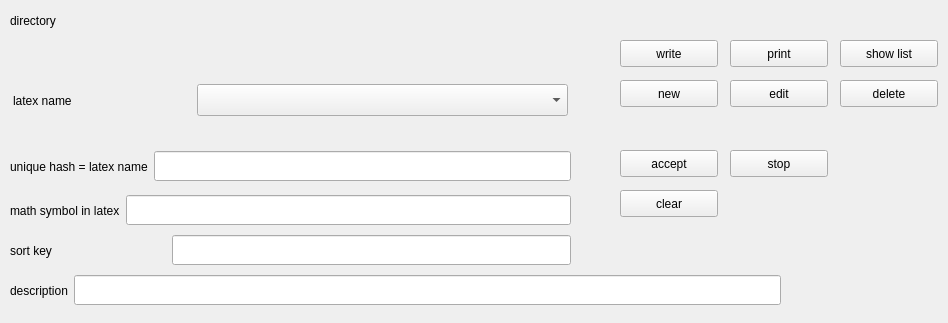
Above: src/editor.ui from heinz-preisig/ScriptSymbolDefs_v4 before the change. Below: the same form after it.
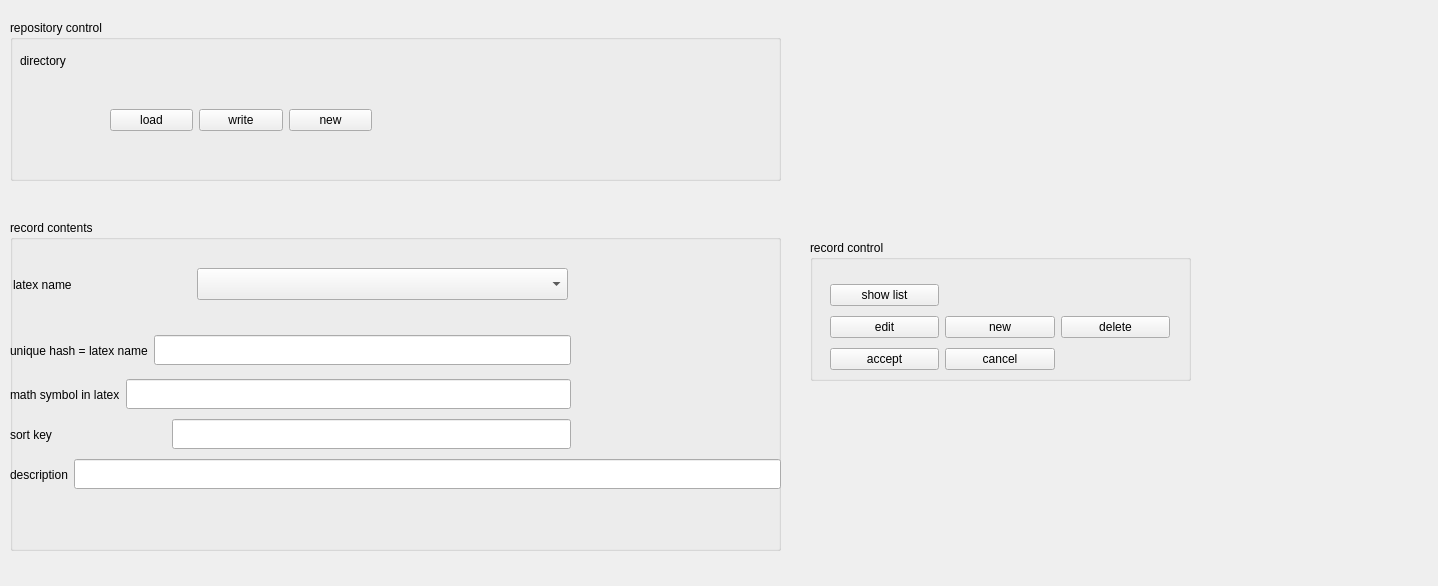
That is the form after the change.

The edit to the form file:
```diff
--- a/src/editor.ui
+++ b/src/editor.ui
@@ -6,141 +6,156 @@
    <rect>
     <x>0</x>
     <y>0</y>
-    <width>948</width>
-    <height>323</height>
+    <width>1438</width>
+    <height>586</height>
    </rect>
   </property>
   <property name="windowTitle">
    <string>Form</string>
   </property>
-  <widget class="QPushButton" name="pushButtonNew">
-   <property name="geometry">
-    <rect>
-     <x>620</x>
-     <y>80</y>
-     <width>98</width>
-     <height>27</height>
-    </rect>
-   </property>
-   <property name="text">
-    <string>new</string>
-   </property>
-  </widget>
-  <widget class="QWidget" name="layoutWidget">
+  <widget class="QGroupBox" name="groupBox">
    <property name="geometry">
     <rect>
      <x>10</x>
-     <y>270</y>
+     <y>20</y>
      <width>771</width>
-     <height>41</height>
+     <height>161</height>
     </rect>
    </property>
-   <layout class="QHBoxLayout" name="horizontalLayout_6">
+   <property name="title">
+    <string>repository control</string>
+   </property>
+   <widget class="QWidget" name="horizontalLayoutWidget">
+    <property name="geometry">
+     <rect>
+      <x>100</x>
+      <y>60</y>
+      <width>262</width>
+      <height>80</height>
+     </rect>
+    </property>
+    <layout class="QHBoxLayout" name="horizontalLayout">
     <item>
-     <widget class="QLabel" name="labelDescription_2">
+      <widget class="QPushButton" name="pushButtonLoad">
       <property name="text">
-       <string>description</string>
+        <string>load</string>
       </property>
      </widget>
     </item>
     <item>
-     <widget class="QLineEdit" name="lineEditDescription">
-      <property name="minimumSize">
-       <size>
-        <width>0</width>
-        <height>30</height>
-       </size>
+      <widget class="QPushButton" name="pushButtonWrite">
+       <property name="text">
+        <string>write</string>
+       </property>
+      </widget>
+     </item>
+     <item>
+      <widget class="QPushButton" name="pushButtonNewRepo">
+       <property name="text">
+        <string>new</string>
       </property>
      </widget>
     </item>
    </layout>
   </widget>
-  <widget class="QPushButton" name="pushButtonPrint">
+   <widget class="QLabel" name="labelDirectory">
    <property name="geometry">
     <rect>
-     <x>730</x>
+      <x>10</x>
+      <y>30</y>
+      <width>751</width>
+      <height>21</height>
+     </rect>
+    </property>
+    <property name="text">
+     <string>directory</string>
+    </property>
+   </widget>
+  </widget>
+  <widget class="QGroupBox" name="groupBox_2">
+   <property name="geometry">
+    <rect>
+     <x>810</x>
+     <y>240</y>
+     <width>381</width>
+     <height>141</height>
+    </rect>
+   </property>
+   <property name="title">
+    <string>record control</string>
+   </property>
+   <widget class="QWidget" name="gridLayoutWidget">
+    <property name="geometry">
+     <rect>
+      <x>20</x>
      <y>40</y>
-     <width>98</width>
-     <height>27</height>
-    </rect>
-   </property>
-   <property name="text">
-    <string>print</string>
-   </property>
-  </widget>
+      <width>340</width>
+      <height>95</height>
+     </rect>
+    </property>
+    <layout class="QGridLayout" name="gridLayout">
+     <item row="1" column="4">
   <widget class="QPushButton" name="pushButtonDelete">
-   <property name="geometry">
-    <rect>
-     <x>840</x>
-     <y>80</y>
-     <width>98</width>
-     <height>27</height>
-    </rect>
-   </property>
    <property name="text">
     <string>delete</string>
    </property>
   </widget>
+     </item>
+     <item row="2" column="1">
   <widget class="QPushButton" name="pushButtonAccept">
-   <property name="geometry">
-    <rect>
-     <x>620</x>
-     <y>150</y>
-     <width>98</width>
-     <height>27</height>
-    </rect>
-   </property>
    <property name="text">
     <string>accept</string>
    </property>
   </widget>
+     </item>
+     <item row="1" column="1">
   <widget class="QPushButton" name="pushButtonEdit">
-   <property name="geometry">
-    <rect>
-     <x>730</x>
-     <y>80</y>
-     <width>98</width>
-     <height>27</height>
-    </rect>
-   </property>
    <property name="text">
     <string>edit</string>
    </property>
   </widget>
-  <widget class="QWidget" name="layoutWidget_2">
+     </item>
+     <item row="1" column="2">
+      <widget class="QPushButton" name="pushButtonNew">
+       <property name="text">
+        <string>new</string>
+       </property>
+      </widget>
+     </item>
+     <item row="0" column="1">
+      <widget class="QPushButton" name="pushButtonShowList">
+       <property name="text">
+        <string>show list</string>
+       </property>
+      </widget>
+     </item>
+     <item row="2" column="2">
+      <widget class="QPushButton" name="pushButtonCancel">
+       <property name="text">
+        <string>cancel</string>
+       </property>
+      </widget>
+     </item>
+    </layout>
+   </widget>
+  </widget>
+  <widget class="QGroupBox" name="groupBox_3">
    <property name="geometry">
     <rect>
      <x>10</x>
-     <y>230</y>
-     <width>561</width>
-     <height>41</height>
+     <y>220</y>
+     <width>771</width>
+     <height>331</height>
     </rect>
    </property>
-   <layout class="QHBoxLayout" name="horizontalLayout_7">
-    <item>
-     <widget class="QLabel" name="labelSortKey_2">
-      <property name="text">
-       <string>sort key                                  </string>
-      </property>
-     </widget>
-    </item>
-    <item>
-     <widget class="QLineEdit" name="lineEditSortKey">
-      <property name="minimumSize">
-       <size>
-        <width>0</width>
-        <height>30</height>
-       </size>
-      </property>
-     </widget>
-    </item>
-   </layout>
-  </widget>
+   <property name="title">
+    <string>record contents</string>
+   </property>
   <widget class="QWidget" name="layoutWidget_3">
    <property name="geometry">
     <rect>
-     <x>10</x>
-     <y>146</y>
+      <x>0</x>
+      <y>110</y>
      <width>561</width>
      <height>41</height>
     </rect>
@@ -165,92 +180,11 @@
     </item>
    </layout>
   </widget>
-  <widget class="QLabel" name="labelDirectory">
-   <property name="geometry">
-    <rect>
-     <x>10</x>
-     <y>10</y>
-     <width>921</width>
-     <height>21</height>
-    </rect>
-   </property>
-   <property name="text">
-    <string>directory</string>
-   </property>
-  </widget>
-  <widget class="QPushButton" name="pushButtonClear">
-   <property name="geometry">
-    <rect>
-     <x>620</x>
-     <y>190</y>
-     <width>98</width>
-     <height>27</height>
-    </rect>
-   </property>
-   <property name="text">
-    <string>clear</string>
-   </property>
-  </widget>
-  <widget class="QWidget" name="layoutWidget_4">
-   <property name="geometry">
-    <rect>
-     <x>10</x>
-     <y>190</y>
-     <width>561</width>
-     <height>41</height>
-    </rect>
-   </property>
-   <layout class="QHBoxLayout" name="horizontalLayout_9">
-    <item>
-     <widget class="QLabel" name="labelSymbol_2">
-      <property name="text">
-       <string>math symbol in latex</string>
-      </property>
-     </widget>
-    </item>
-    <item>
-     <widget class="QLineEdit" name="lineEditSymbol">
-      <property name="minimumSize">
-       <size>
-        <width>0</width>
-        <height>30</height>
-       </size>
-      </property>
-     </widget>
-    </item>
-   </layout>
-  </widget>
-  <widget class="QPushButton" name="pushButtonShowList">
-   <property name="geometry">
-    <rect>
-     <x>840</x>
-     <y>40</y>
-     <width>98</width>
-     <height>27</height>
-    </rect>
-   </property>
-   <property name="text">
-    <string>show list</string>
-   </property>
-  </widget>
-  <widget class="QPushButton" name="pushButtonWrite">
-   <property name="geometry">
-    <rect>
-     <x>620</x>
-     <y>40</y>
-     <width>98</width>
-     <height>27</height>
-    </rect>
-   </property>
-   <property name="text">
-    <string>write</string>
-   </property>
-  </widget>
   <widget class="QWidget" name="layoutWidget_5">
    <property name="geometry">
     <rect>
-     <x>13</x>
-     <y>80</y>
+      <x>3</x>
+      <y>44</y>
      <width>555</width>
      <height>41</height>
     </rect>
@@ -281,18 +215,93 @@
     </item>
    </layout>
   </widget>
-  <widget class="QPushButton" name="pushButtonStop">
+   <widget class="QWidget" name="layoutWidget_2">
    <property name="geometry">
     <rect>
-     <x>730</x>
-     <y>150</y>
-     <width>98</width>
-     <height>27</height>
-    </rect>
-   </property>
+      <x>0</x>
+      <y>194</y>
+      <width>561</width>
+      <height>41</height>
+     </rect>
+    </property>
+    <layout class="QHBoxLayout" name="horizontalLayout_7">
+     <item>
+      <widget class="QLabel" name="labelSortKey_2">
    <property name="text">
-    <string>stop</string>
-   </property>
+        <string>sort key                                  </string>
+       </property>
+      </widget>
+     </item>
+     <item>
+      <widget class="QLineEdit" name="lineEditSortKey">
+       <property name="minimumSize">
+        <size>
+         <width>0</width>
+         <height>30</height>
+        </size>
+       </property>
+      </widget>
+     </item>
+    </layout>
+   </widget>
+   <widget class="QWidget" name="layoutWidget">
+    <property name="geometry">
+     <rect>
+      <x>0</x>
+      <y>234</y>
+      <width>771</width>
+      <height>41</height>
+     </rect>
+    </property>
+    <layout class="QHBoxLayout" name="horizontalLayout_6">
+     <item>
+      <widget class="QLabel" name="labelDescription_2">
+       <property name="text">
+        <string>description</string>
+       </property>
+      </widget>
+     </item>
+     <item>
+      <widget class="QLineEdit" name="lineEditDescription">
+       <property name="minimumSize">
+        <size>
+         <width>0</width>
+         <height>30</height>
+        </size>
+       </property>
+      </widget>
+     </item>
+    </layout>
+   </widget>
+   <widget class="QWidget" name="layoutWidget_4">
+    <property name="geometry">
+     <rect>
+      <x>0</x>
+      <y>154</y>
+      <width>561</width>
+      <height>41</height>
+     </rect>
+    </property>
+    <layout class="QHBoxLayout" name="horizontalLayout_9">
+     <item>
+      <widget class="QLabel" name="labelSymbol_2">
+       <property name="text">
+        <string>math symbol in latex</string>
+       </property>
+      </widget>
+     </item>
+     <item>
+      <widget class="QLineEdit" name="lineEditSymbol">
+       <property name="minimumSize">
+        <size>
+         <width>0</width>
+         <height>30</height>
+        </size>
+       </property>
+      </widget>
+     </item>
+    </layout>
+   </widget>
   </widget>
  </widget>
  <resources/>
```
Lines whose indentation alone changed are shown as unchanged.
